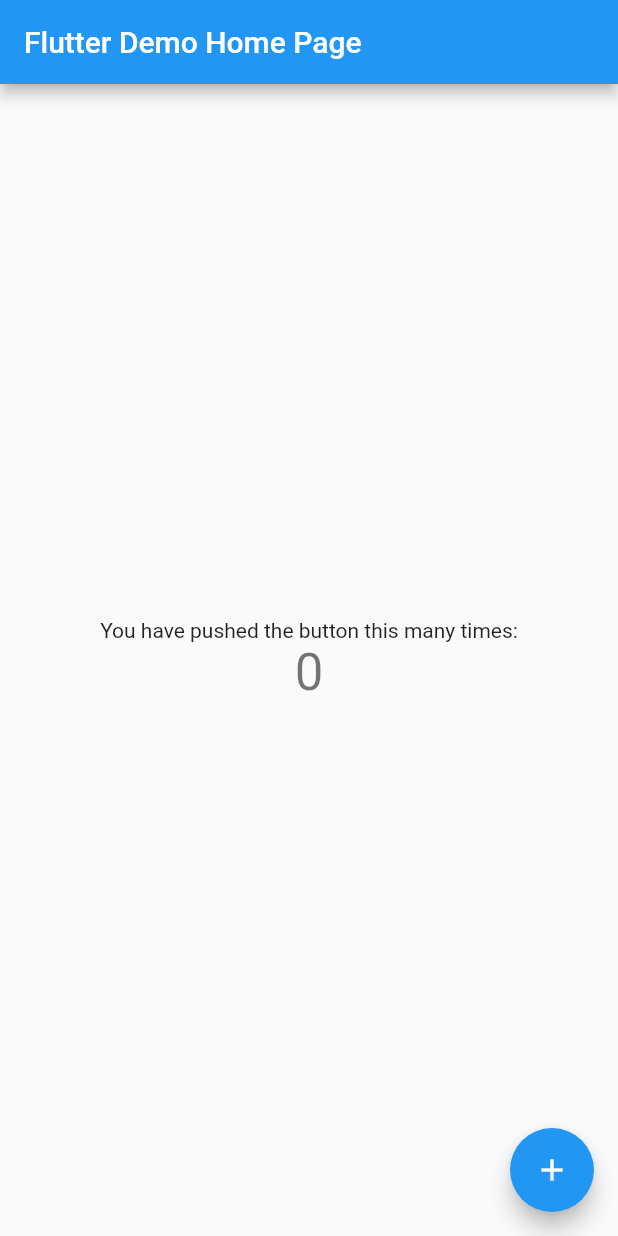
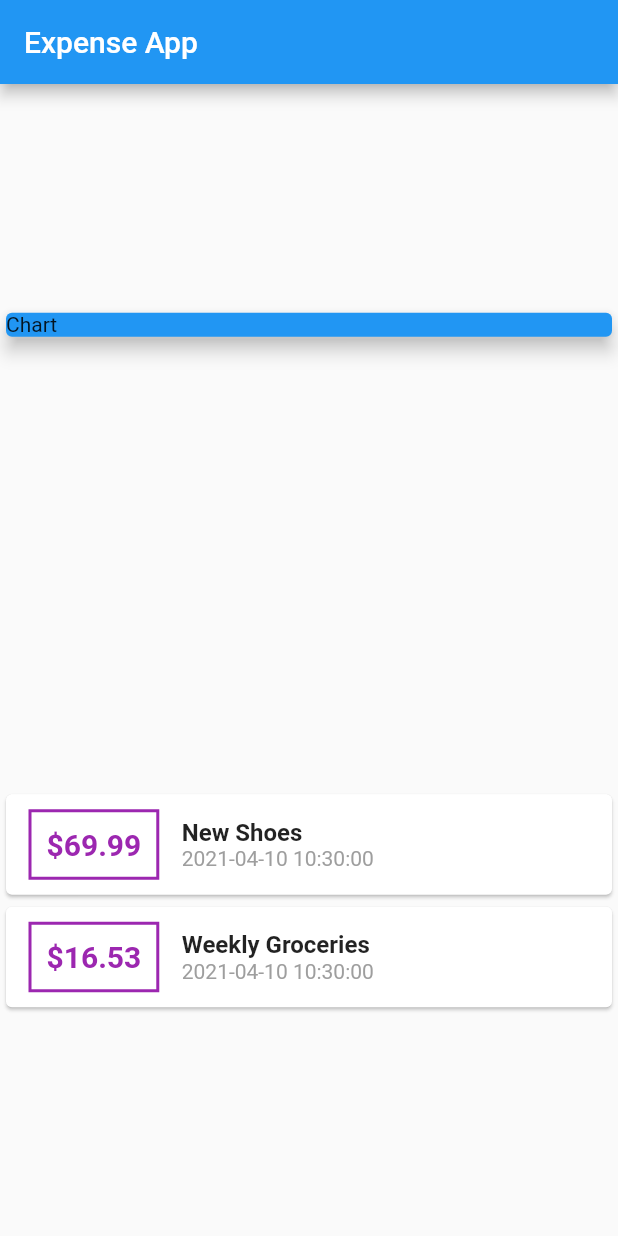
Before and after one commit to davidevanoni/flutter-expense-app, a Flutter app: the screen it shows after launch, on a phone screen of 412 x 824 dp. Run offline on Flutter 3.47's test engine with Material 2 defaults, Android fonts, the phone set to English and light mode, and no system bars.

Commit message:
Added style to transactions, added intl library to format date

```diff
--- a/lib/main.dart
+++ b/lib/main.dart
@@ -1,113 +1,104 @@
+import './transaction.dart';
 import 'package:flutter/material.dart';
+import 'package:intl/intl.dart';
 
 void main() {
   runApp(MyApp());
 }
 
 class MyApp extends StatelessWidget {
-  // This widget is the root of your application.
   @override
   Widget build(BuildContext context) {
     return MaterialApp(
-      title: 'Flutter Demo',
-      theme: ThemeData(
-        // This is the theme of your application.
-        //
-        // Try running your application with "flutter run". You'll see the
-        // application has a blue toolbar. Then, without quitting the app, try
-        // changing the primarySwatch below to Colors.green and then invoke
-        // "hot reload" (press "r" in the console where you ran "flutter run",
-        // or simply save your changes to "hot reload" in a Flutter IDE).
-        // Notice that the counter didn't reset back to zero; the application
-        // is not restarted.
-        primarySwatch: Colors.blue,
-      ),
-      home: MyHomePage(title: 'Flutter Demo Home Page'),
+      title: 'Expense App',
+      home: MyHomePage(),
     );
   }
 }
 
-class MyHomePage extends StatefulWidget {
-  MyHomePage({Key key, this.title}) : super(key: key);
-
-  // This widget is the home page of your application. It is stateful, meaning
-  // that it has a State object (defined below) that contains fields that affect
-  // how it looks.
-
-  // This class is the configuration for the state. It holds the values (in this
-  // case the title) provided by the parent (in this case the App widget) and
-  // used by the build method of the State. Fields in a Widget subclass are
-  // always marked "final".
-
-  final String title;
-
-  @override
-  _MyHomePageState createState() => _MyHomePageState();
-}
-
-class _MyHomePageState extends State<MyHomePage> {
-  int _counter = 0;
-
-  void _incrementCounter() {
-    setState(() {
-      // This call to setState tells the Flutter framework that something has
-      // changed in this State, which causes it to rerun the build method below
-      // so that the display can reflect the updated values. If we changed
-      // _counter without calling setState(), then the build method would not be
-      // called again, and so nothing would appear to happen.
-      _counter++;
-    });
-  }
+class MyHomePage extends StatelessWidget {
+  final List<Transaction> transactions = [
+    Transaction(
+      id: 't1',
+      title: 'New Shoes',
+      amount: 69.99,
+      date: DateTime.now(),
+    ),
+    Transaction(
+      id: 't2',
+      title: 'Weekly Groceries',
+      amount: 16.53,
+      date: DateTime.now(),
+    ),
+  ];
 
   @override
   Widget build(BuildContext context) {
-    // This method is rerun every time setState is called, for instance as done
-    // by the _incrementCounter method above.
-    //
-    // The Flutter framework has been optimized to make rerunning build methods
-    // fast, so that you can just rebuild anything that needs updating rather
-    // than having to individually change instances of widgets.
     return Scaffold(
       appBar: AppBar(
-        // Here we take the value from the MyHomePage object that was created by
-        // the App.build method, and use it to set our appbar title.
-        title: Text(widget.title),
+        title: Text('Expense App'),
       ),
-      body: Center(
-        // Center is a layout widget. It takes a single child and positions it
-        // in the middle of the parent.
-        child: Column(
-          // Column is also a layout widget. It takes a list of children and
-          // arranges them vertically. By default, it sizes itself to fit its
-          // children horizontally, and tries to be as tall as its parent.
-          //
-          // Invoke "debug painting" (press "p" in the console, choose the
-          // "Toggle Debug Paint" action from the Flutter Inspector in Android
-          // Studio, or the "Toggle Debug Paint" command in Visual Studio Code)
-          // to see the wireframe for each widget.
-          //
-          // Column has various properties to control how it sizes itself and
-          // how it positions its children. Here we use mainAxisAlignment to
-          // center the children vertically; the main axis here is the vertical
-          // axis because Columns are vertical (the cross axis would be
-          // horizontal).
-          mainAxisAlignment: MainAxisAlignment.center,
+      body: Column(
+        mainAxisAlignment: MainAxisAlignment.spaceAround,
+        crossAxisAlignment: CrossAxisAlignment.stretch,
+        children: <Widget>[
+          Container(
+            width: double.infinity,
+            child: Card(
+              color: Colors.blue,
+              child: Text('Chart'),
+              elevation: 5,
+            ),
+          ),
+          Column(
+            children: transactions.map((tx) {
+              return Card(
+                child: Row(
+                  children: <Widget>[
+                    Container(
+                      margin: EdgeInsets.symmetric(
+                        vertical: 10,
+                        horizontal: 15,
+                      ),
+                      decoration: BoxDecoration(
+                        border: Border.all(
+                          color: Colors.purple,
+                          width: 2,
+                        ),
+                      ),
+                      padding: EdgeInsets.all(10),
+                      child: Text(
+                        '\$${tx.amount}',
+                        style: TextStyle(
+                          fontWeight: FontWeight.bold,
+                          fontSize: 20,
+                          color: Colors.purple,
+                        ),
+                      ),
+                    ),
+                    Column(
+                      crossAxisAlignment: CrossAxisAlignment.start,
                       children: <Widget>[
                         Text(
-              'You have pushed the button this many times:',
+                          tx.title,
+                          style: TextStyle(
+                            fontSize: 16,
+                            fontWeight: FontWeight.bold,
+                          ),
                         ),
                         Text(
-              '$_counter',
-              style: Theme.of(context).textTheme.headline4,
+                          DateFormat('yyyy-MM-dd HH:mm:ss').format(tx.date),
+                          style: TextStyle(color: Colors.grey),
                         ),
                       ],
                     ),
+                  ],
                 ),
-      floatingActionButton: FloatingActionButton(
-        onPressed: _incrementCounter,
-        tooltip: 'Increment',
-        child: Icon(Icons.add),
-      ), // This trailing comma makes auto-formatting nicer for build methods.
+              );
+            }).toList(),
+          ),
+        ],
+      ),
     );
   }
 }
--- /dev/null
+++ b/lib/transaction.dart
@@ -0,0 +1,14 @@
+import 'package:flutter/foundation.dart';
+
+class Transaction {
+  final String id;
+  final String title;
+  final double amount;
+  final DateTime date;
+
+  Transaction({
+    @required this.id,
+    @required this.title,
+    @required this.amount,
+    @required this.date});
+}
--- a/pubspec.yaml
+++ b/pubspec.yaml
@@ -23,7 +23,7 @@ environment:
 dependencies:
   flutter:
     sdk: flutter
-
+  intl: ^0.16.0
 
   # The following adds the Cupertino Icons font to your application.
   # Use with the CupertinoIcons class for iOS style icons.
```
Also changed, not shown: pubspec.lock, 2 other files. Lines whose indentation alone changed are shown as unchanged.
